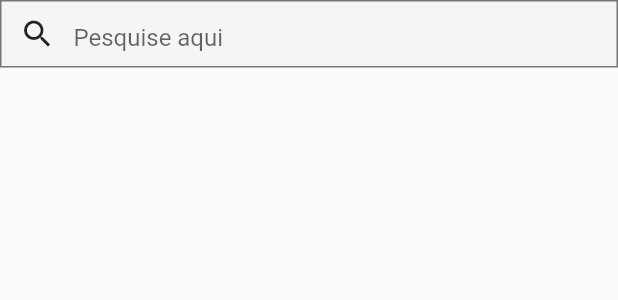
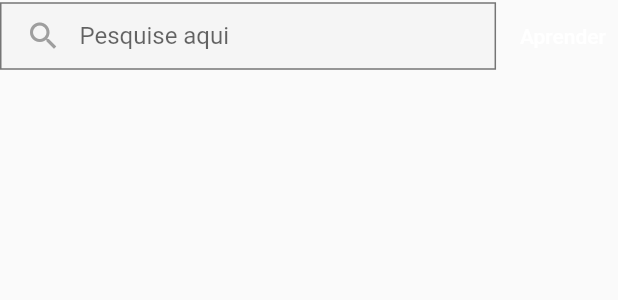
Before and after one commit to babirms/the_responsive_project, a Flutter app: the WebAppBarResponsiveContent widget shown alone on an empty page, opened directly, on a phone screen of 412 x 824 dp. Shown: the top 300 px of the screen. Run offline on Flutter 3.47's test engine with Material 2 defaults, Android fonts, the phone set to English and light mode, and no system bars; our stand-ins replace device_preview.

Commit message:
chore: implements search bar and buttons on WebAppBarResponsiveContent

```diff
--- a/lib/pages/home/widgets/app_bar/web_app_bar_responsive_content.dart
+++ b/lib/pages/home/widgets/app_bar/web_app_bar_responsive_content.dart
@@ -15,8 +15,14 @@ class WebAppBarResponsiveContent extends StatelessWidget {
                   border: Border.all(color: Colors.grey[600] as Color),
                 ),
                 child: Row(children: [
+                  const SizedBox(
+                    width: 4,
+                  ),
                   IconButton(
-                    icon: const Icon(Icons.search),
+                    icon: Icon(
+                      Icons.search,
+                      color: Colors.grey[500] as Color,
+                    ),
                     onPressed: () {},
                   ),
                   const Expanded(
@@ -24,12 +30,33 @@ class WebAppBarResponsiveContent extends StatelessWidget {
                       decoration: InputDecoration(
                         border: InputBorder.none,
                         hintText: 'Pesquise aqui',
+                        isCollapsed: true,
                       ),
                     ),
                   ),
                 ]),
               ),
             ),
+            if (constraints.maxWidth >= 400) ...[
+              const SizedBox(width: 8),
+              TextButton(
+                onPressed: () {},
+                child: const Text(
+                  'Aprender',
+                  style: TextStyle(color: Colors.white),
+                ),
+              ),
+            ],
+            if (constraints.maxWidth >= 500) ...[
+              const SizedBox(width: 8),
+              TextButton(
+                onPressed: () {},
+                child: const Text(
+                  'Flutter',
+                  style: TextStyle(color: Colors.white),
+                ),
+              ),
+            ],
           ],
         );
       })),
```
